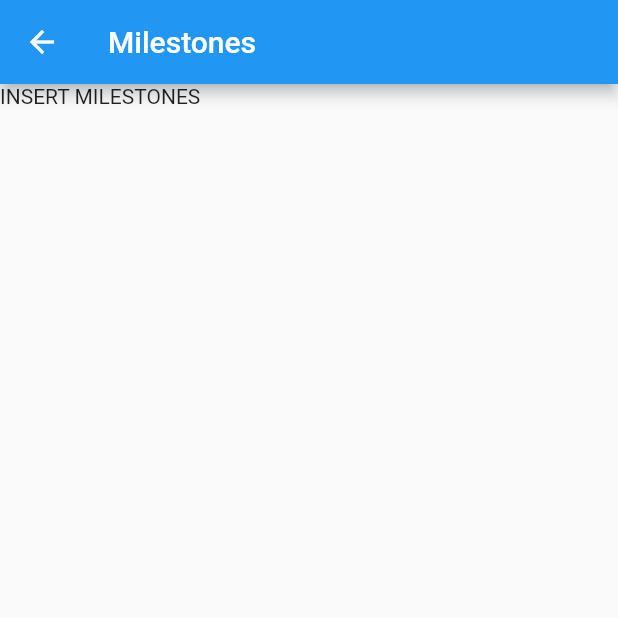
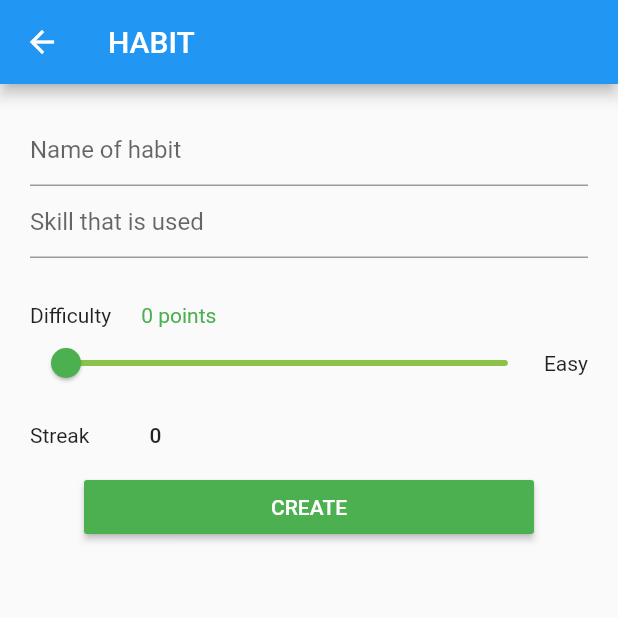
Before and after one commit to distinctmind/levelUp, a Flutter app: the AdventureType screen opened directly, after a tap on "NEXT", on a phone screen of 412 x 824 dp, the top half of it. Run offline on Flutter 3.47's test engine with Material 2 defaults, Android fonts, the phone set to English and light mode, and no system bars; our stand-ins replace numberpicker, percent_indicator.

Commit message:
Habit Flow Work.
Started working on the flow of adding a habit with a streak count. I need to make it display both on the Adventures Page and as a daily habit on the Today page. Still some issues with how the points accumulate.. And still need to make sure the daily habits and normal tasks are well distinguised.

```diff
--- /dev/null
+++ b/lib/models/adventure_service.dart
@@ -0,0 +1,10 @@
+import './habit.dart';
+
+class AdventureService {
+
+  List<Habit> habits = [];
+
+  void addAdventure(Habit habit) {
+    habits.add(habit);
+  }
+}
--- /dev/null
+++ b/lib/models/habit.dart
@@ -0,0 +1,9 @@
+class Habit {
+  DateTime dateCreated;
+  String name;
+  String skill;
+  double difficulty;
+  int streak;
+
+  Habit({this.dateCreated,this.name, this.skill, this.difficulty, this.streak});
+}
--- /dev/null
+++ b/lib/navigation/fade_navigation.dart
@@ -0,0 +1,13 @@
+import 'package:flutter/material.dart';
+
+class FadeNavRoute extends MaterialPageRoute {
+
+  FadeNavRoute({WidgetBuilder builder, RouteSettings settings}) : super(builder: builder, settings: settings);
+
+  @override
+  Widget buildTransitions(BuildContext context, Animation<double> animation, Animation<double> secondaryAnimation, Widget child) {
+    if (settings.isInitialRoute) return child;
+    return FadeTransition(opacity: animation,child: child,);
+  }
+
+}
--- a/lib/pages/add_adventure.dart
+++ b/lib/pages/add_adventure.dart
@@ -103,7 +103,7 @@ class _AddAdventureState extends State<AddAdventure> {
   Widget build(BuildContext context) {
     return Scaffold(
       appBar: AppBar(
-        title: Text('Add A Step'),
+        title: Text('Add Adventure'),
       ),
       body: Padding(
         padding: EdgeInsets.all(20),
--- a/lib/pages/adventure_type.dart
+++ b/lib/pages/adventure_type.dart
@@ -1,10 +1,12 @@
 import 'package:flutter/material.dart';
-import './milestones.dart';
+
+import '../navigation/fade_navigation.dart';
+import './create_habit.dart';
 
 class AdventureType extends StatelessWidget {
-  var adventureType = 0;
   @override
   Widget build(BuildContext context) {
+    var adventureType = 0;
     return Scaffold(
       appBar: AppBar(
         title: Text('Type Of Adventure'),
@@ -48,8 +50,8 @@ class AdventureType extends StatelessWidget {
                   onPressed: () {
                     Navigator.push(
                         context,
-                        MaterialPageRoute(
-                          builder: (context) => adventureType == 0 ? Milestones() : Milestones(),
+                        FadeNavRoute(
+                          builder: (context) => adventureType == 0 ? CreateHabit() : CreateHabit(),
                         ));
                   },
                 )),
--- /dev/null
+++ b/lib/pages/create_habit.dart
@@ -0,0 +1,103 @@
+import 'package:flutter/material.dart';
+import 'package:numberpicker/numberpicker.dart';
+
+import '../widgets/adventures.dart';
+import '../widgets/difficulty.dart';
+import '../models/habit.dart';
+
+class CreateHabit extends StatefulWidget {
+  @override
+  _CreateHabitState createState() => _CreateHabitState();
+}
+
+class _CreateHabitState extends State<CreateHabit> {
+  var nameController = TextEditingController();
+  var skillController = TextEditingController();
+  var habitDifficulty = 0.0;
+  var habitStreak = 0;
+
+  void updateSliderValue(val) {
+    habitDifficulty = val;
+  }
+
+  void presentStreakDialog(BuildContext ctx) {
+    showDialog(
+        context: ctx,
+        builder: (BuildContext context) {
+          return NumberPickerDialog.integer(
+            initialIntegerValue: 1,
+            minValue: 1,
+            maxValue: 90,
+          );
+        }).then((onValue) {
+      setState(() {
+        habitStreak = onValue;
+      });
+    });
+  }
+
+  @override
+  Widget build(BuildContext context) {
+    return Scaffold(
+      appBar: AppBar(
+        title: Text('HABIT'),
+      ),
+      body: Container(
+        padding: EdgeInsets.all(20),
+        child: Column(
+          children: <Widget>[
+            TextField(
+              decoration: InputDecoration(hintText: 'Name of habit'),
+              controller: nameController,
+            ),
+            TextField(
+              decoration: InputDecoration(hintText: 'Skill that is used'),
+              controller: skillController,
+            ),
+            Difficulty(updateSliderValue),
+            Row(
+              children: <Widget>[
+                Text('Streak'),
+                FlatButton(
+                  child: Text('$habitStreak'),
+                  onPressed: () {
+                    presentStreakDialog(context);
+                  },
+                ),
+              ],
+            ),
+            Container(
+                width: 300,
+                margin: EdgeInsets.only(bottom: 20),
+                child: RaisedButton(
+                  color: Colors.green,
+                  child: Text(
+                    'CREATE',
+                    style: TextStyle(color: Colors.white),
+                  ),
+                  onPressed: () {
+                    Habit habit = Habit(
+                        dateCreated: DateTime.now(),
+                        name: nameController.text,
+                        skill: skillController.text,
+                        difficulty: habitDifficulty,
+                        streak: habitStreak);
+                    InheritedAdventures.of(context)
+                        .adventureService
+                        .habits
+                        .forEach((habit) {
+                      print(habit);
+                    });
+                    InheritedAdventures.of(context)
+                        .adventureService
+                        .addAdventure(habit);
+                    Navigator.popUntil(context,
+                        ModalRoute.withName(Navigator.defaultRouteName));
+                  },
+                )),
+          ],
+        ),
+      ),
+    );
+  }
+}
--- a/lib/widgets/adventure_list.dart
+++ b/lib/widgets/adventure_list.dart
@@ -1,21 +1,36 @@
 import 'package:flutter/material.dart';
 
+import '../models/habit.dart';
+import './adventures.dart';
+
 class AdventureList extends StatelessWidget {
-  final List<String> adventureList;
-  AdventureList(this.adventureList);
+
+  int getDaysLeft(DateTime dateCreated, int streak) {
+    var difference = DateTime.now().difference(dateCreated).inDays;
+    return streak - difference;
+  }
 
   @override
   Widget build(BuildContext context) {
+    final List<Habit> adventureList = InheritedAdventures.of(context).adventureService.habits;
     return adventureList.length == 0
         ? Container(
+            padding: EdgeInsets.all(15),
             alignment: Alignment.center,
-            child: Text('No Adventures Yet.. Time to go on one..', textAlign: TextAlign.center,))
+            child: Text('You\'re not growing rn. Start to add an adventure (goal/habit) you want to achieve to lvl up!', textAlign: TextAlign.center,))
         : ListView.builder(
             itemCount: adventureList.length,
             itemBuilder: (ctx, index) {
               return Container(
                 child: ListTile(
-                  title: Text('hello'),
+                  title: Row(
+                    mainAxisAlignment: MainAxisAlignment.spaceBetween,
+                    children: <Widget>[
+                      Text('${adventureList[index].name}'),
+                      Text('+${adventureList[index].difficulty.toStringAsFixed(0)} pts')
+                    ],
+                  ),
+                  subtitle: Text('${getDaysLeft(adventureList[index].dateCreated, adventureList[index].streak)} days left'),
                 ),
               );
             },
--- /dev/null
+++ b/lib/widgets/adventures.dart
@@ -0,0 +1,19 @@
+import 'package:flutter/material.dart';
+import '../models/adventure_service.dart';
+
+class InheritedAdventures extends InheritedWidget {
+
+  final AdventureService adventureService;
+
+  InheritedAdventures({this.adventureService, Widget child}) : super(child: child);
+
+  @override
+  bool updateShouldNotify(InheritedWidget oldWidget) {
+    return true;
+  }
+
+  static InheritedAdventures of(BuildContext context) {
+    return context.inheritFromWidgetOfExactType(InheritedAdventures);
+  }
+
+}
--- a/lib/widgets/level.dart
+++ b/lib/widgets/level.dart
@@ -1,9 +1,24 @@
 import 'package:flutter/material.dart';
 import 'package:percent_indicator/percent_indicator.dart';
 
+import '../models/habit.dart';
+import 'adventures.dart';
+
 class Level extends StatelessWidget {
+
   @override
   Widget build(BuildContext context) {
+
+    final List<Habit> adventureList = InheritedAdventures.of(context).adventureService.habits;
+
+    int totalPoints() {
+      int totalPoints = 0;
+      adventureList.forEach((habit){
+        totalPoints += habit.difficulty.toInt();
+      });
+      return totalPoints;
+    }
+
     return Container(
       //height: 100,
       color: Colors.blue,
@@ -42,7 +57,7 @@ class Level extends StatelessWidget {
                   children: <Widget>[
                     Text('Level 0'),
                     //Spacer(),
-                    Text('0 points to go'),
+                    Text('${totalPoints()} points to go'),
                   ],
                 )
               ],
--- a/pubspec.yaml
+++ b/pubspec.yaml
@@ -21,6 +21,7 @@ dependencies:
   flutter:
     sdk: flutter
   intl: ^0.15.8
+  numberpicker: ^1.1.0
 
   # The following adds the Cupertino Icons font to your application.
   # Use with the CupertinoIcons class for iOS style icons.
```
Also changed, not shown: lib/main.dart (+17 -8 lines), lib/widgets/task_list.dart (+49 -3 lines), pubspec.lock.
